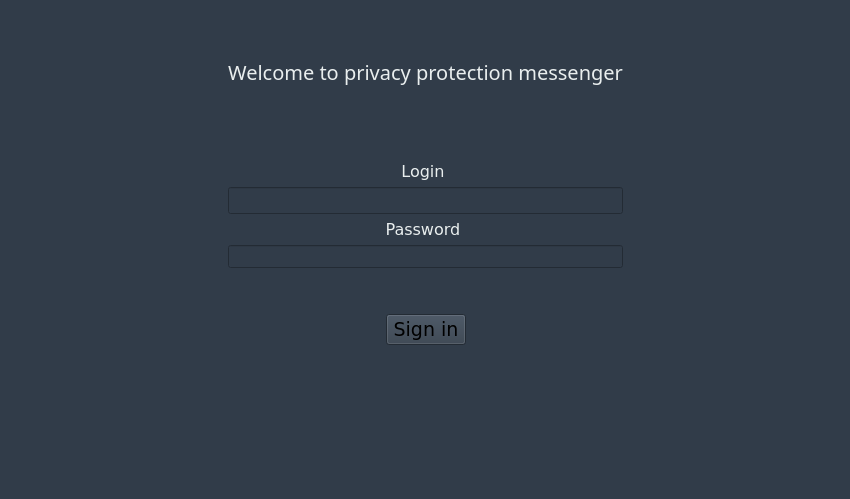
First picture: the form in mainwindow.ui, repository imperzer0/privacy-protection-messenger-qt, before the edit.
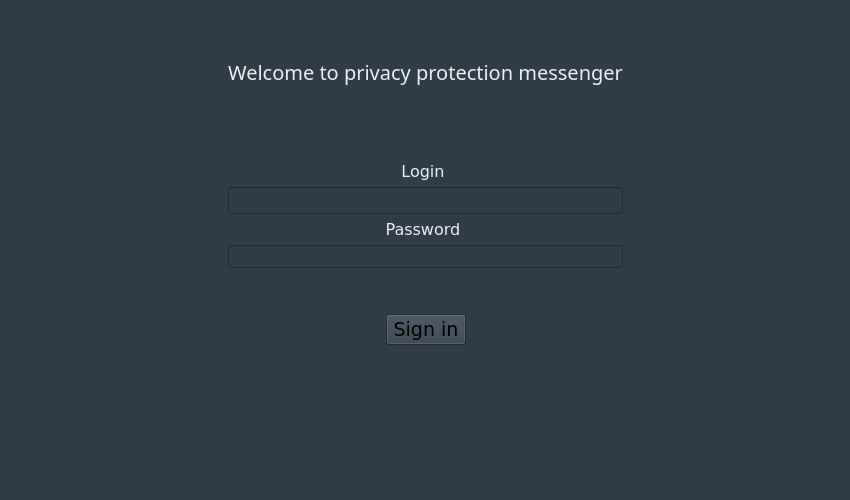
Second picture: the form after the edit.

Diff of the .ui file:
```diff
--- a/mainwindow.ui
+++ b/mainwindow.ui
@@ -10,7 +10,7 @@
     <x>0</x>
     <y>0</y>
     <width>850</width>
-    <height>499</height>
+    <height>500</height>
    </rect>
   </property>
   <property name="sizePolicy">
```
